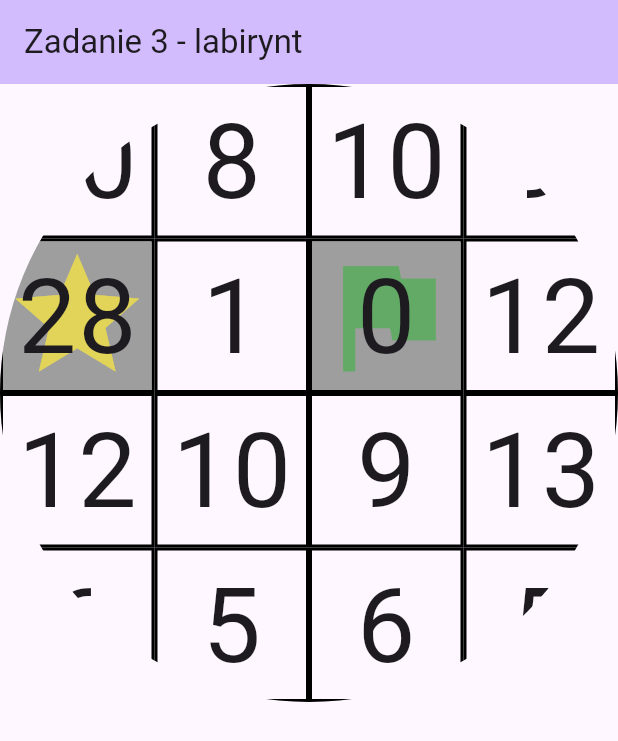
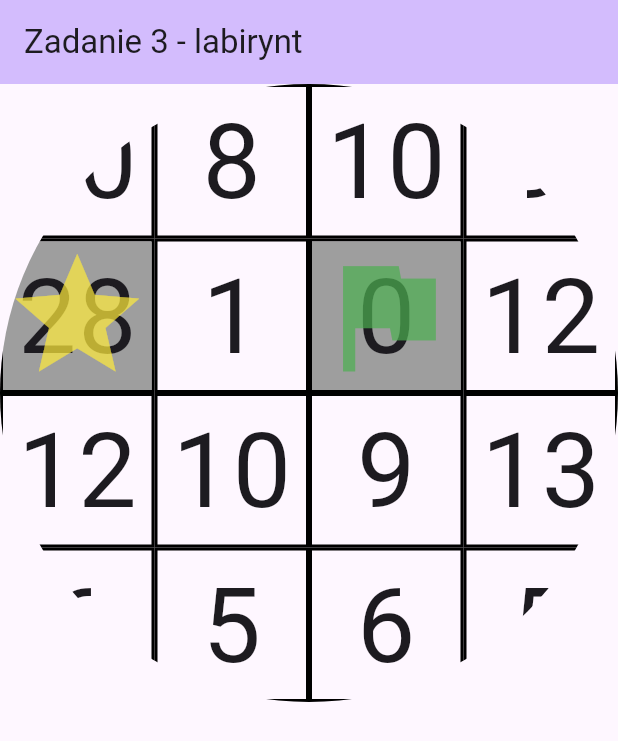
Before and after one commit to michalo1334/pam_mo_zad3, a Flutter app: the screen it shows after launch, on a phone screen of 412 x 824 dp. Shown: the top 741 px of the screen. Run offline on Flutter 3.47's test engine with Material 3 defaults, Android fonts, the light colour scheme and no system bars; our stand-ins replace flutter_layout_grid.

Commit message:
Added reference to GameSession in Room widgets. Refactored icons and added icon to player location

```diff
--- a/lib/view/maze_minimap_widget.dart
+++ b/lib/view/maze_minimap_widget.dart
@@ -1,12 +1,14 @@
 import 'package:flutter/material.dart';
+import 'package:pam_mo_zad3/model/game_session.dart';
 import 'package:vector_math/vector_math_64.dart';
 import '/view/maze_room_minimap_widget.dart';
 import '../model/maze.dart';
 
 class MazeMinimapWidget extends StatefulWidget {
   final Maze maze;
+  final GameSession? gameSession;
 
-  const MazeMinimapWidget({super.key, required this.maze});
+  const MazeMinimapWidget({super.key, required this.maze, this.gameSession});
 
   @override
   State<StatefulWidget> createState() => _MazeMinimapWidgetState();
@@ -14,6 +16,7 @@ class MazeMinimapWidget extends StatefulWidget {
 
 class _MazeMinimapWidgetState extends State<MazeMinimapWidget> {
   Maze get maze => widget.maze;
+  GameSession? get gameSession => widget.gameSession;
 
   @override
   Widget build(BuildContext context) {
@@ -24,7 +27,7 @@ class _MazeMinimapWidgetState extends State<MazeMinimapWidget> {
           transform: Matrix4.translation(Vector3(0, 0, 0)),
           child: GridView.count(
               crossAxisCount: maze.extent.w,
-            children: maze.rooms.map((e) => MazeRoomMinimapWidget(room: e)).toList()
+            children: maze.rooms.map((e) => MazeRoomMinimapWidget(room: e, gameSession: gameSession)).toList()
           ),
         ),
       ),
--- a/lib/view/maze_room_fullscreen_widget.dart
+++ b/lib/view/maze_room_fullscreen_widget.dart
@@ -33,8 +33,7 @@ class MazeRoomFullScreenWidget extends StatelessWidget {
           rowSizes: [1.fr, 3.fr, 1.fr],
           children: [
             _buildDoor(null, Icons.keyboard_arrow_up).inGridArea("upperDoor"),
-            _buildDoor(null, Icons.keyboard_arrow_right).inGridArea(
-                "rightDoor"),
+            _buildDoor(null, Icons.keyboard_arrow_right).inGridArea("rightDoor"),
             _buildDoor(null, Icons.keyboard_arrow_down).inGridArea("lowerDoor"),
             _buildDoor(null, Icons.keyboard_arrow_left).inGridArea("leftDoor"),
             _buildCenter().inGridArea("center")
@@ -54,7 +53,7 @@ class MazeRoomFullScreenWidget extends StatelessWidget {
   Widget _buildCenter() {
     return Center(
       child: Text(
-          '(${room.location.x}, ${room.location.y})',
+        '(${room.location.x}, ${room.location.y})',
         style: const TextStyle(fontSize: 30),
       ),
     );
--- a/lib/view/maze_room_minimap_widget.dart
+++ b/lib/view/maze_room_minimap_widget.dart
@@ -1,12 +1,14 @@
-import 'package:flutter/cupertino.dart';
 import 'package:flutter/material.dart';
+import '/model/game_session.dart';
 
-import '../model/maze_room.dart';
+import '/model/maze_room.dart';
 
 class MazeRoomMinimapWidget extends StatelessWidget {
   final MazeRoom room;
+  final GameSession? gameSession;
 
-  const MazeRoomMinimapWidget({super.key, required this.room});
+  const MazeRoomMinimapWidget(
+      {super.key, required this.room, this.gameSession});
 
   @override
   Widget build(BuildContext context) {
@@ -19,41 +21,26 @@ class MazeRoomMinimapWidget extends StatelessWidget {
             child: Stack(
               fit: StackFit.passthrough,
               children: [
-                FittedBox(
-                  fit: BoxFit.contain,
-                    child: _backgroundForRoomType()
-                ),
-                FittedBox(
-                  fit: BoxFit.contain,
-                  child: Text('${room.intValue}'),
-                ),
+                _backgroundForRoomType(),
+                FittedBox(fit: BoxFit.contain, child: Text('${room.intValue}')),
+                FittedBox(fit: BoxFit.contain, child: _iconForRoomType()),
               ],
             )));
   }
 
-  Widget _backgroundForRoomType() => switch (room) {
-        _ when room.isStartingRoom => _startingRoomBackground(),
-        _ when room.isEndRoom => _endRoomBackground(),
-        _ => _ordinaryRoomBackground(),
+  Widget _iconForRoomType() => switch (room) {
+        _ when gameSession?.currentLocation == room.location =>
+          Icon(Icons.person),
+        _ when room.isStartingRoom =>
+          Icon(Icons.star, color: Colors.yellow.withOpacity(0.7)),
+        _ when room.isEndRoom =>
+          Icon(Icons.flag, color: Colors.green.withOpacity(0.7)),
+        _ => Container(),
       };
 
-  Widget _startingRoomBackground() {
-    return Container(
-      color: Colors.grey,
-      child: Icon(Icons.star, color: Colors.yellow.withOpacity(0.7)),
-    );
-  }
-
-  Widget _ordinaryRoomBackground() {
-    return Container(
-      color: Colors.grey,
-    );
-  }
-
-  Widget _endRoomBackground() {
-    return Container(
-      color: Colors.grey,
-      child: Icon(Icons.flag, color: Colors.green.withOpacity(0.7)),
-    );
-  }
+  Widget _backgroundForRoomType() => switch (room) {
+        _ when room.isStartingRoom => Container(color: Colors.grey),
+        _ when room.isEndRoom => Container(color: Colors.grey),
+        _ => Container(),
+      };
 }
```
